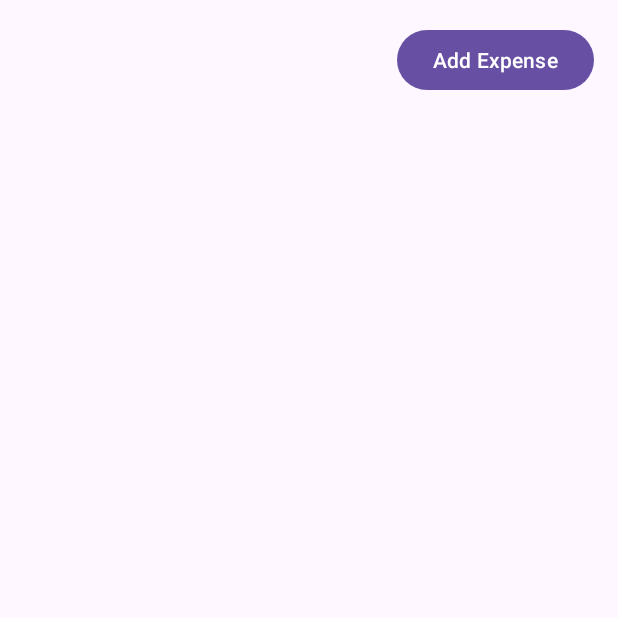
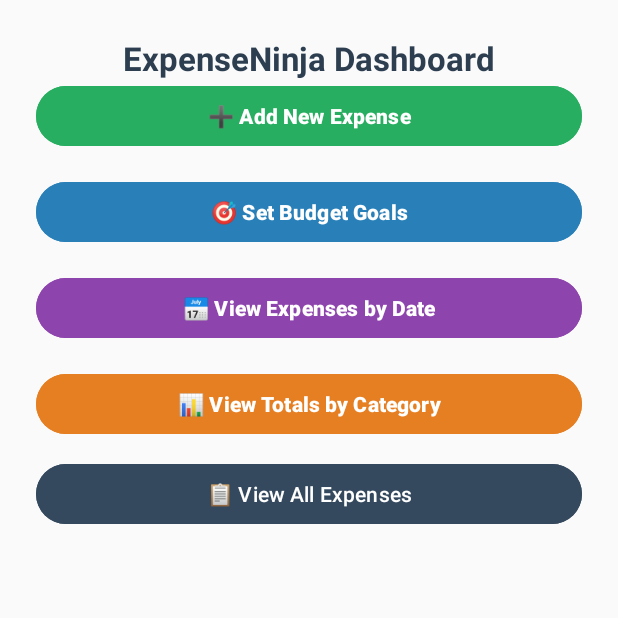
Before and after one commit to ST10028058-Sashiel/PROG7313_POE, an Android app: the MainActivity screen opened directly, with no data from a screen before it, on a phone screen of 412 x 824 dp, the top half of it. Run offline under Robolectric (Android 15) with nearby library versions, the phone set to English and light mode, and no system bars.

Commit message:
Added All features

```diff
--- a/app/src/main/java/com/st10028058/prog7313_part2/ui/MainActivity.kt
+++ b/app/src/main/java/com/st10028058/prog7313_part2/ui/MainActivity.kt
@@ -11,24 +11,36 @@ import com.st10028058.prog7313_part2.ui.adapter.ExpenseAdapter
 class MainActivity : AppCompatActivity() {
 
     private lateinit var binding: ActivityMainBinding
-    private val adapter = ExpenseAdapter()
+    private val adapter = ExpenseAdapter { expense ->
+        val intent = Intent(this, ExpenseDetailActivity::class.java)
+        intent.putExtra("expense_id", expense.id)
+        startActivity(intent)
+    }
+
 
     override fun onCreate(savedInstanceState: Bundle?) {
         super.onCreate(savedInstanceState)
         binding = ActivityMainBinding.inflate(layoutInflater)
         setContentView(binding.root)
 
-        binding.recyclerView.layoutManager = LinearLayoutManager(this)
-        binding.recyclerView.adapter = adapter
-
-        val db = AppDatabase.getDatabase(this)
-
-        db.expenseDao().getAllExpenses().observe(this) {
-            adapter.submitList(it)
-        }
 
         binding.btnAddExpense.setOnClickListener {
             startActivity(Intent(this, AddExpenseActivity::class.java))
         }
+
+        // ✅ Add navigation buttons
+        binding.btnSetGoals.setOnClickListener {
+            startActivity(Intent(this, SetGoalActivity::class.java))
+        }
+
+        binding.btnFilterExpenses.setOnClickListener {
+            startActivity(Intent(this, FilterExpensesActivity::class.java))
+        }
+
+        binding.btnCategoryTotals.setOnClickListener {
+            startActivity(Intent(this, CategoryTotalActivity::class.java))
+        }
+
+
     }
 }
--- a/app/src/main/res/layout/activity_main.xml
+++ b/app/src/main/res/layout/activity_main.xml
@@ -4,25 +4,89 @@
     xmlns:app="http://schemas.android.com/apk/res-auto"
     android:layout_width="match_parent"
     android:layout_height="match_parent"
-    android:padding="16dp">
+    android:padding="24dp"
+    android:background="#FAFAFA">
+
+    <!-- Title -->
+    <TextView
+        android:id="@+id/tvMainTitle"
+        android:layout_width="wrap_content"
+        android:layout_height="wrap_content"
+        android:text="ExpenseNinja Dashboard"
+        android:textSize="22sp"
+        android:textStyle="bold"
+        android:textColor="#2C3E50"
+        app:layout_constraintTop_toTopOf="parent"
+        app:layout_constraintStart_toStartOf="parent"
+        app:layout_constraintEnd_toEndOf="parent"
+        android:layout_marginBottom="32dp" />
+
+    <!-- Add Expense -->
+    <Button
+        android:id="@+id/btnAddExpense"
+        android:layout_width="0dp"
+        android:layout_height="wrap_content"
+        android:text="➕ Add New Expense"
+        android:textStyle="bold"
+        android:backgroundTint="#27AE60"
+        android:textColor="#FFFFFF"
+        app:layout_constraintTop_toBottomOf="@id/tvMainTitle"
+        app:layout_constraintStart_toStartOf="parent"
+        app:layout_constraintEnd_toEndOf="parent" />
+
+    <!-- Set Goals -->
+    <Button
+        android:id="@+id/btnSetGoals"
+        android:layout_width="0dp"
+        android:layout_height="wrap_content"
+        android:text="🎯 Set Budget Goals"
+        android:textStyle="bold"
+        android:backgroundTint="#2980B9"
+        android:textColor="#FFFFFF"
+        app:layout_constraintTop_toBottomOf="@id/btnAddExpense"
+        app:layout_constraintStart_toStartOf="parent"
+        app:layout_constraintEnd_toEndOf="parent"
+        android:layout_marginTop="16dp" />
 
     <Button
-        android:id="@+id/btnAddExpense"
-        android:layout_width="wrap_content"
+        android:id="@+id/btnViewAllExpenses"
+        android:layout_width="0dp"
         android:layout_height="wrap_content"
-        android:text="Add Expense"
-
-        android:textColor="@android:color/white"
-        app:layout_constraintTop_toTopOf="parent"
+        android:text="📋 View All Expenses"
+        android:backgroundTint="#34495E"
+        android:textColor="#FFFFFF"
+        android:layout_marginTop="12dp"
+        app:layout_constraintTop_toBottomOf="@+id/btnCategoryTotals"
+        app:layout_constraintStart_toStartOf="parent"
         app:layout_constraintEnd_toEndOf="parent"/>
 
-    <androidx.recyclerview.widget.RecyclerView
-        android:id="@+id/recyclerView"
+
+    <!-- Filter Expenses -->
+    <Button
+        android:id="@+id/btnFilterExpenses"
         android:layout_width="0dp"
-        android:layout_height="0dp"
-        app:layout_constraintTop_toBottomOf="@id/btnAddExpense"
-        app:layout_constraintBottom_toBottomOf="parent"
+        android:layout_height="wrap_content"
+        android:text="📅 View Expenses by Date"
+        android:textStyle="bold"
+        android:backgroundTint="#8E44AD"
+        android:textColor="#FFFFFF"
+        app:layout_constraintTop_toBottomOf="@id/btnSetGoals"
         app:layout_constraintStart_toStartOf="parent"
         app:layout_constraintEnd_toEndOf="parent"
-        android:layout_marginTop="16dp"/>
+        android:layout_marginTop="16dp" />
+
+    <!-- Category Totals -->
+    <Button
+        android:id="@+id/btnCategoryTotals"
+        android:layout_width="0dp"
+        android:layout_height="wrap_content"
+        android:text="📊 View Totals by Category"
+        android:textStyle="bold"
+        android:backgroundTint="#E67E22"
+        android:textColor="#FFFFFF"
+        app:layout_constraintTop_toBottomOf="@id/btnFilterExpenses"
+        app:layout_constraintStart_toStartOf="parent"
+        app:layout_constraintEnd_toEndOf="parent"
+        android:layout_marginTop="16dp" />
+
 </androidx.constraintlayout.widget.ConstraintLayout>
```
Also changed, not shown: app/src/main/AndroidManifest.xml (+15 -0 lines), app/src/main/java/com/st10028058/prog7313_part2/data/ExpenseDao.kt (+7 -0 lines), app/src/main/java/com/st10028058/prog7313_part2/ui/CategoryTotalActivity.kt (added, +77 -0 lines), app/src/main/java/com/st10028058/prog7313_part2/ui/ExpenseDetailActivity.kt (added, +65 -0 lines), app/src/main/java/com/st10028058/prog7313_part2/ui/FilterExpensesActivity.kt (added, +84 -0 lines), app/src/main/java/com/st10028058/prog7313_part2/ui/SetGoalActivity.kt (added, +44 -0 lines), app/src/main/java/com/st10028058/prog7313_part2/ui/adapter/CategoryTotalAdapter.kt (added, +34 -0 lines), app/src/main/java/com/st10028058/prog7313_part2/ui/adapter/ExpenseAdapter.kt (+27 -19 lines), app/src/main/res/layout/activity_category_total.xml (added, +55 -0 lines), app/src/main/res/layout/activity_expense_detail.xml (added, +69 -0 lines), app/src/main/res/layout/activity_filter_expenses.xml (added, +55 -0 lines), app/src/main/res/layout/activity_set_goal.xml (added, +54 -0 lines), app/src/main/res/layout/item_category_total.xml (added, +25 -0 lines).
